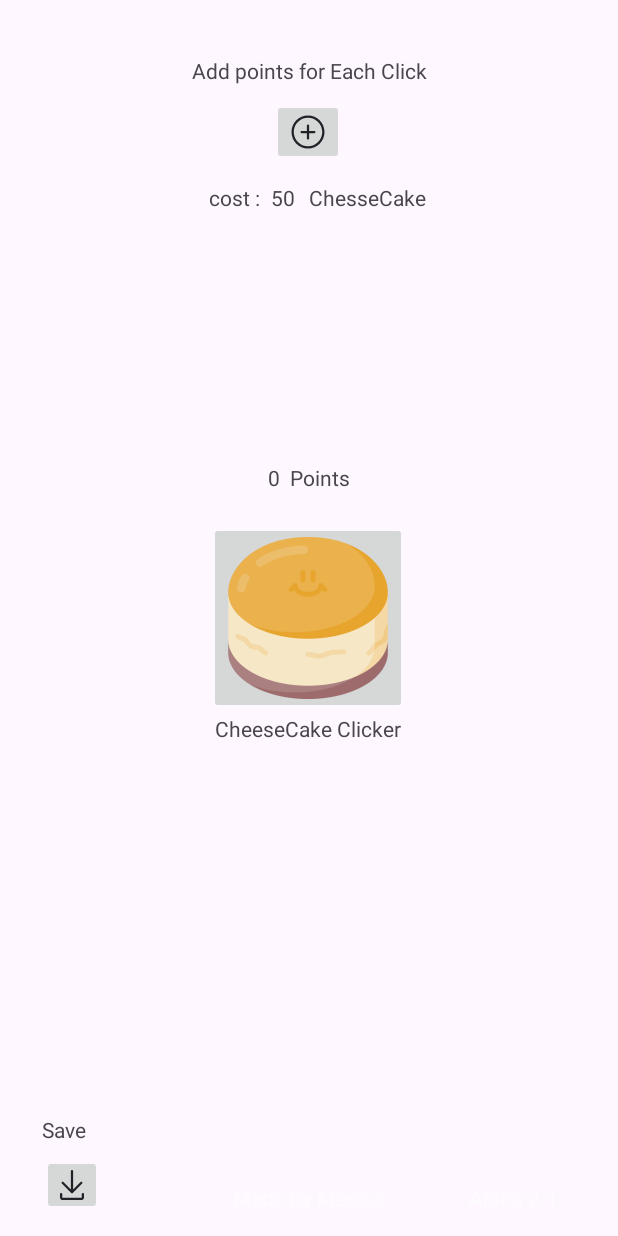
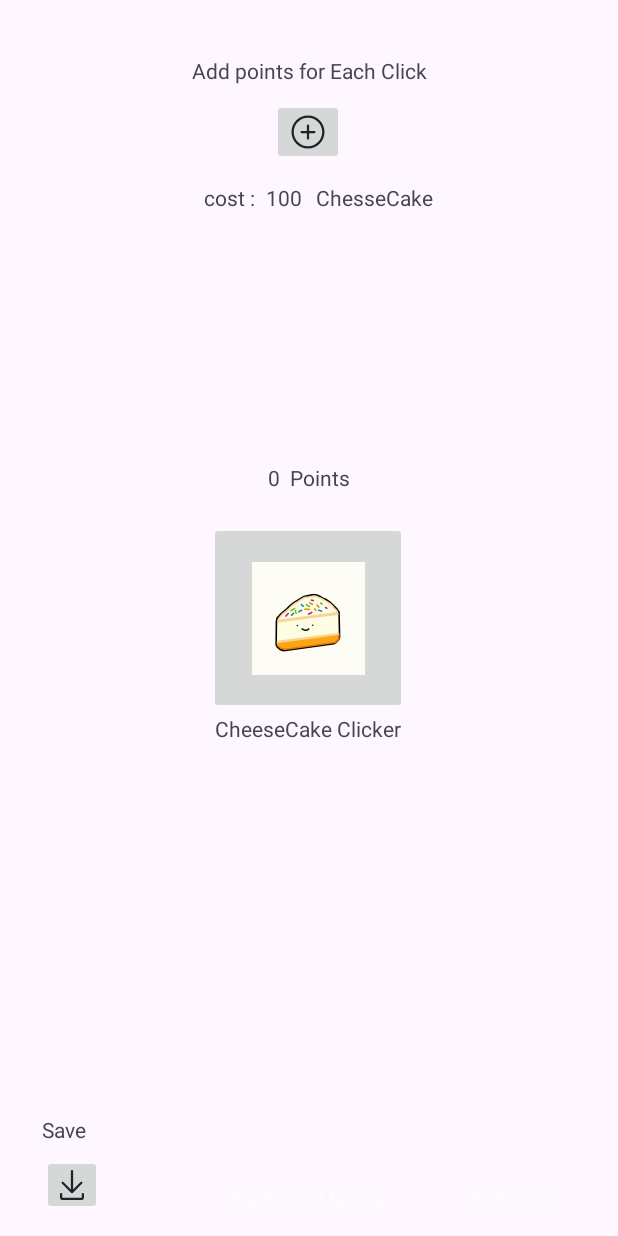
Before and after one commit to Maelus-999/CheeseCakeClicker, an Android app: the screen it shows after launch (MainActivity), on a phone screen of 412 x 824 dp. Run offline under Robolectric (Android 15) with nearby library versions, the phone set to English and light mode, and no system bars.

Commit message:
Bêta V2.1.1 added a new made hand logo and fix a graphics bug

```diff
--- a/app/src/main/java/fr/maelus/cheesecakeclicker/MainActivity.java
+++ b/app/src/main/java/fr/maelus/cheesecakeclicker/MainActivity.java
@@ -36,7 +36,7 @@ public class MainActivity extends AppCompatActivity {
         points.setText(String.valueOf(savedPoints));
 
         TextView pointsPerClickTxt = findViewById(R.id.costPointPerEachClickTxt);
-        pointsPerClickTxt.setText(String.valueOf(50 * pointsPerClick));
+        pointsPerClickTxt.setText(String.valueOf(100 * pointsPerClick));
 
 
 
```
Also changed, not shown: app/src/main/chck_button-playstore.png, app/src/main/res/mipmap-hdpi/chck_button.webp, app/src/main/res/mipmap-hdpi/chck_button_foreground.webp, app/src/main/res/mipmap-hdpi/chck_button_round.webp, app/src/main/res/mipmap-mdpi/chck_button.webp, app/src/main/res/mipmap-mdpi/chck_button_foreground.webp, app/src/main/res/mipmap-mdpi/chck_button_round.webp, app/src/main/res/mipmap-xhdpi/chck_button.webp, app/src/main/res/mipmap-xhdpi/chck_button_foreground.webp, app/src/main/res/mipmap-xhdpi/chck_button_round.webp, app/src/main/res/mipmap-xxhdpi/chck_button.webp, app/src/main/res/mipmap-xxhdpi/chck_button_foreground.webp, app/src/main/res/mipmap-xxhdpi/chck_button_round.webp, app/src/main/res/mipmap-xxxhdpi/chck_button.webp, 2 more files.
